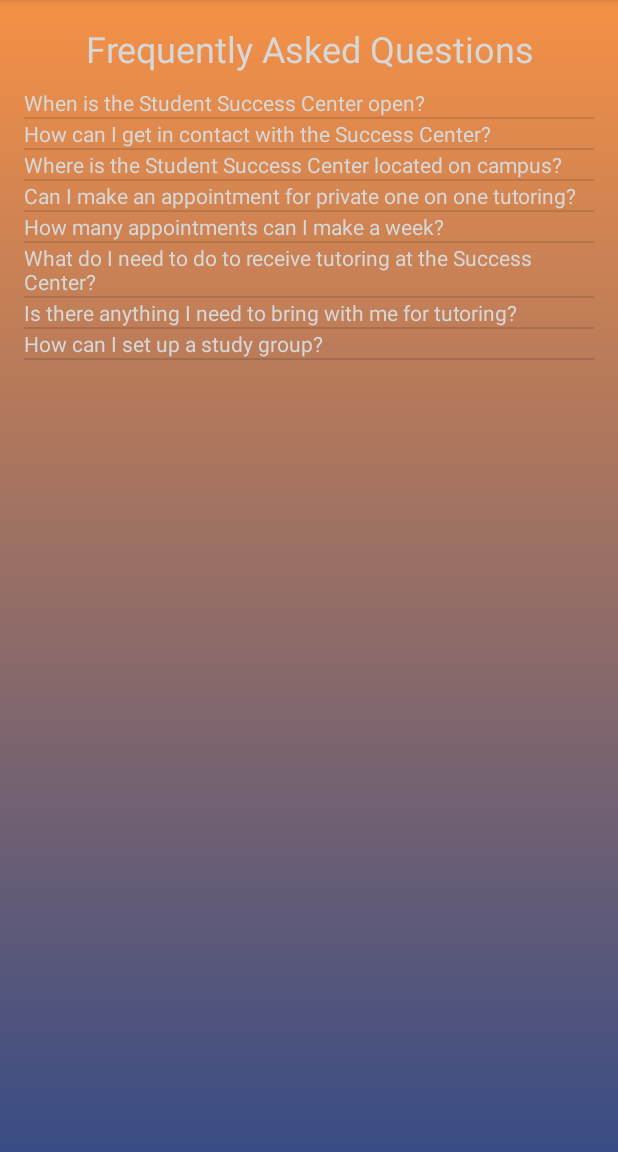
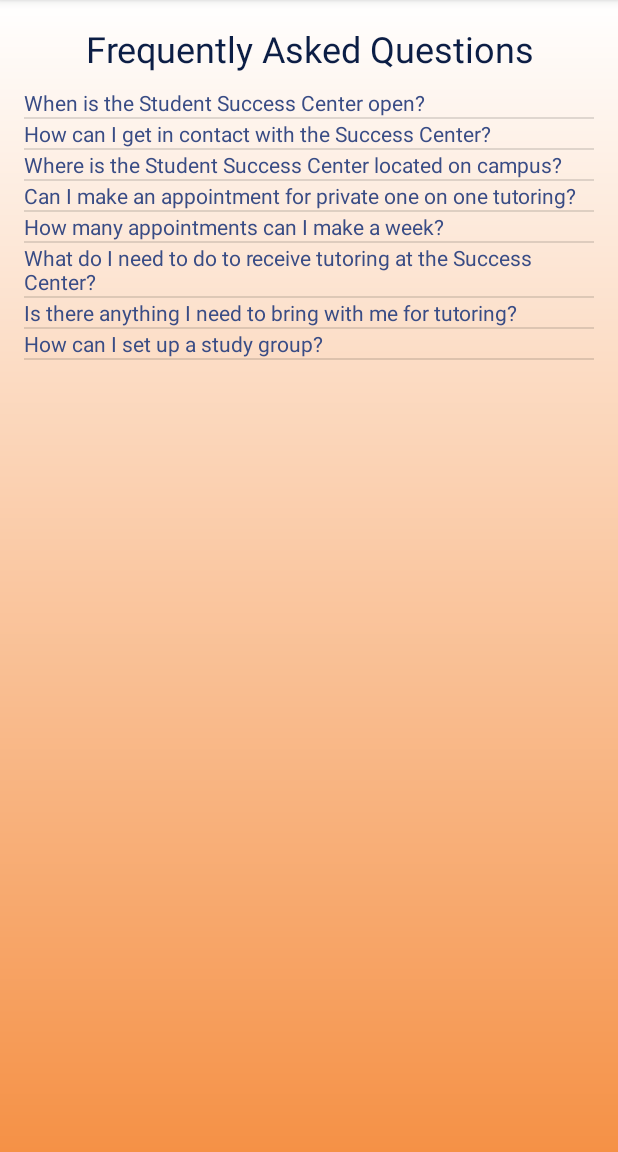
Before and after one commit to BigTravis/OCCStudentSuccessCenter, an Android app: the MainActivity screen opened directly, with no data from a screen before it, after a tap on "FAQ", on a phone screen of 412 x 824 dp, the part 84-1236 px from its top. Run offline under Robolectric (Android 15) with nearby library versions, the phone set to English and light mode, and no system bars.

```diff
--- a/app/src/main/res/drawable/gradient_background.xml
+++ b/app/src/main/res/drawable/gradient_background.xml
@@ -3,6 +3,6 @@
 
     android:shape="rectangle">
     <gradient
-        android:startColor="@color/occPaleBlue"
-        android:endColor="@color/occLightOrange"
+        android:startColor="@color/occLightOrange"
+        android:endColor="@color/white"
         android:angle="90" /></shape>
--- a/app/src/main/res/layout/activity_faq.xml
+++ b/app/src/main/res/layout/activity_faq.xml
@@ -19,7 +19,7 @@
         android:id="@+id/textView3"
         android:textAlignment="center"
         android:textSize="24sp"
-        android:textColor="?android:attr/colorButtonNormal"
+        android:textColor="@color/occDarkBlue"
         android:layout_marginBottom="10dp"/>
 
     <ListView
--- a/app/src/main/res/layout/activity_faqdetail.xml
+++ b/app/src/main/res/layout/activity_faqdetail.xml
@@ -20,7 +20,7 @@
 
         android:id="@+id/faqDetailQuestionTextView"
         android:textSize="16sp"
-        android:textColor="?attr/colorButtonNormal"
+        android:textColor="@color/occDarkBlue"
         android:layout_gravity="center_horizontal"
         android:gravity="center_horizontal"/>
 
@@ -31,6 +31,6 @@
 
         android:id="@+id/faqDetailAnswerTextView"
         android:layout_marginTop="10dp"
-        android:textColor="?attr/colorButtonNormal"
+        android:textColor="@color/occPaleBlue"
         android:layout_gravity="left"/>
 </LinearLayout>
--- a/app/src/main/res/layout/activity_main.xml
+++ b/app/src/main/res/layout/activity_main.xml
@@ -4,7 +4,8 @@
     xmlns:app="http://schemas.android.com/apk/res-auto"
     xmlns:tools="http://schemas.android.com/tools"
     android:layout_height="match_parent"
-    android:layout_width="match_parent">
+    android:layout_width="match_parent"
+    android:background="@drawable/gradient_background">
 
     <ImageView
         android:layout_width="match_parent"
--- a/app/src/main/res/layout/faq_list_item.xml
+++ b/app/src/main/res/layout/faq_list_item.xml
@@ -13,5 +13,5 @@
         android:layout_height="wrap_content"
         android:id="@+id/faqTextView"
         android:onClick="viewAnswer"
-        android:textColor="?android:attr/colorButtonNormal"/>
+        android:textColor="@color/occPaleBlue"/>
 </LinearLayout>
--- a/app/src/main/res/values/styles.xml
+++ b/app/src/main/res/values/styles.xml
@@ -9,7 +9,7 @@
         <item name="android:colorBackground">@color/white</item>
         <item name="android:textColorPrimaryInverse">@color/black</item>
         <item name="android:textColorSecondaryInverse">@color/black</item>
-        <item name="android:textColorPrimary">@color/black</item>
+        <item name="android:textColorPrimary">@color/occDarkBlue</item>
     </style>
 
     <style name="AppTheme.NoActionBar">
```
